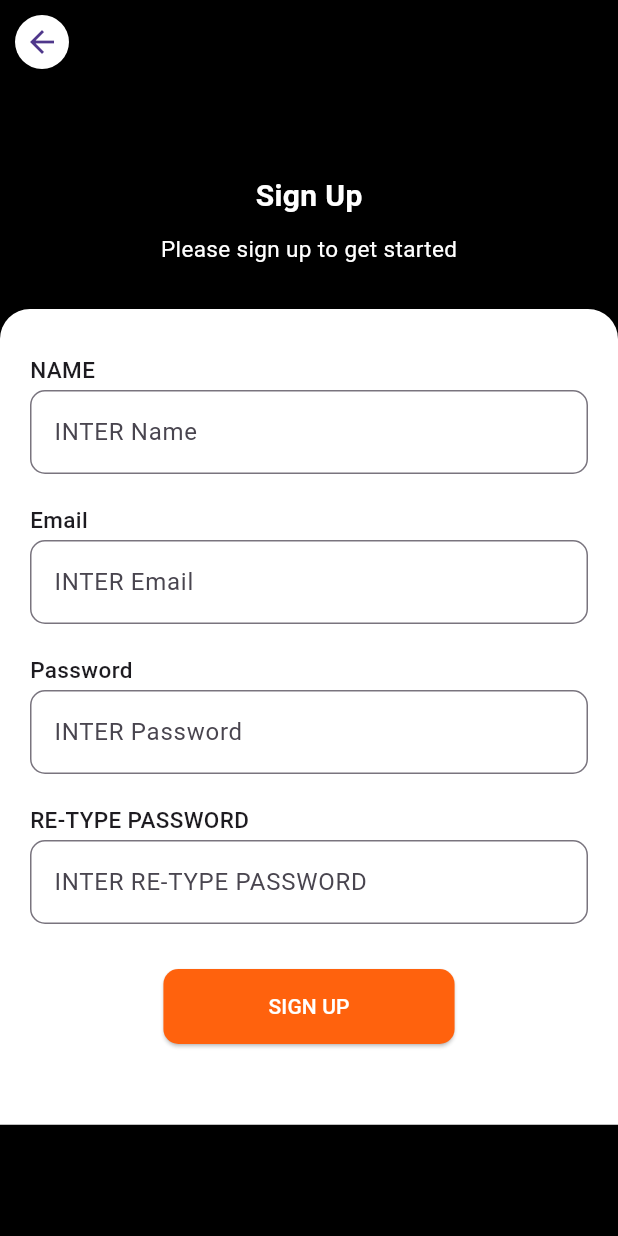
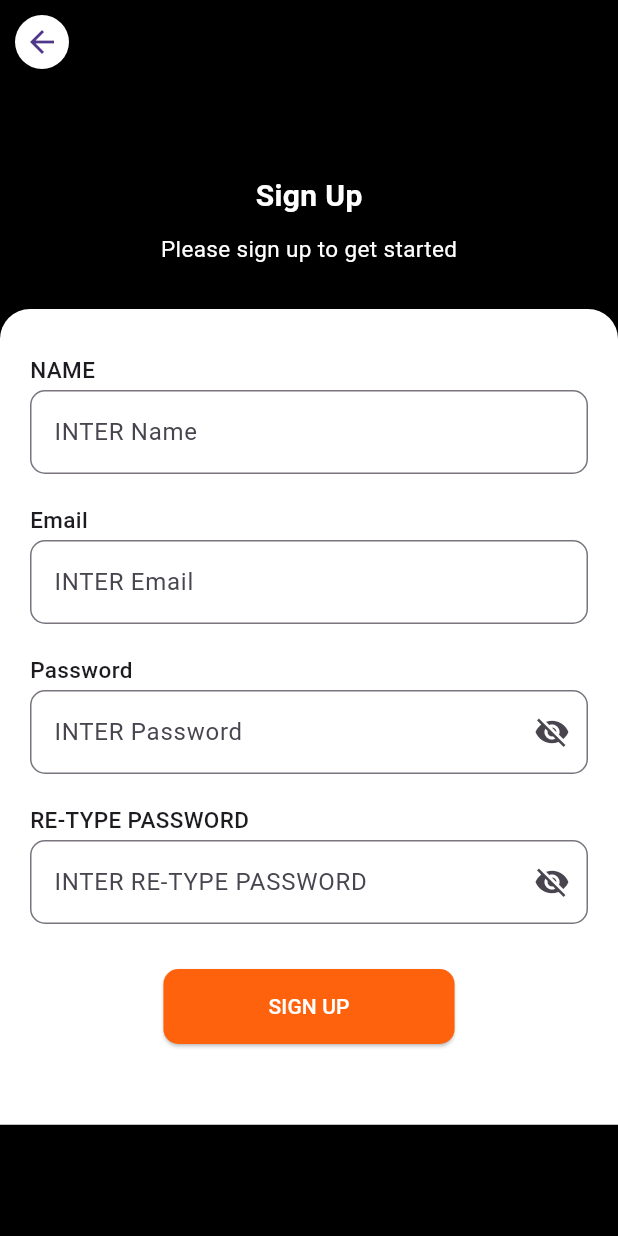
Before and after one commit to Purushottamji/zaykazone_project, a Flutter app: the SignUpScreen screen opened directly, on a phone screen of 412 x 824 dp. Run offline on Flutter 3.47's test engine with Material 3 defaults, Android fonts, the phone set to English and light mode, and no system bars.

Commit message:
i created a new screen

```diff
--- a/lib/view/screens/signup/sign_up_screen.dart
+++ b/lib/view/screens/signup/sign_up_screen.dart
@@ -8,6 +8,8 @@ class SignUpScreen extends StatefulWidget {
 }
 
 class _SignUpScreenState extends State<SignUpScreen> {
+  bool passwordVisible = false;
+  bool rePasswordVisible = false;
   @override
   Widget build(BuildContext context) {
     final screenWidth = MediaQuery.of(context).size.width;
@@ -115,14 +117,22 @@ class _SignUpScreenState extends State<SignUpScreen> {
                       ),
                       SizedBox(height: 3),
                       TextFormField(
+                        obscureText: !passwordVisible,
                         decoration: InputDecoration(
                           hintText: "INTER Password",
                           border: OutlineInputBorder(
                             borderRadius: BorderRadius.circular(10),
-                            borderSide: BorderSide(
-                              width: 1,
-                              color: Colors.black,
+                            borderSide: BorderSide(width: 1, color: Colors.black),
+                          ),
+                          suffixIcon: IconButton(
+                            icon: Icon(
+                              passwordVisible ? Icons.visibility : Icons.visibility_off,
                             ),
+                            onPressed: () {
+                              setState(() {
+                                passwordVisible = !passwordVisible;
+                              });
+                            },
                           ),
                         ),
                       ),
@@ -136,17 +146,26 @@ class _SignUpScreenState extends State<SignUpScreen> {
                       ),
                       SizedBox(height: 3),
                       TextFormField(
+                        obscureText: !rePasswordVisible,
                         decoration: InputDecoration(
                           hintText: "INTER RE-TYPE PASSWORD",
                           border: OutlineInputBorder(
                             borderRadius: BorderRadius.circular(10),
-                            borderSide: BorderSide(
-                              width: 1,
-                              color: Colors.black,
+                            borderSide: BorderSide(width: 1, color: Colors.black),
+                          ),
+                          suffixIcon: IconButton(
+                            icon: Icon(
+                              rePasswordVisible ? Icons.visibility : Icons.visibility_off,
                             ),
+                            onPressed: () {
+                              setState(() {
+                                rePasswordVisible = !rePasswordVisible;
+                              });
+                            },
                           ),
                         ),
                       ),
+
                       SizedBox(height: 30),
                       Center(
                         child: ElevatedButton(
```
